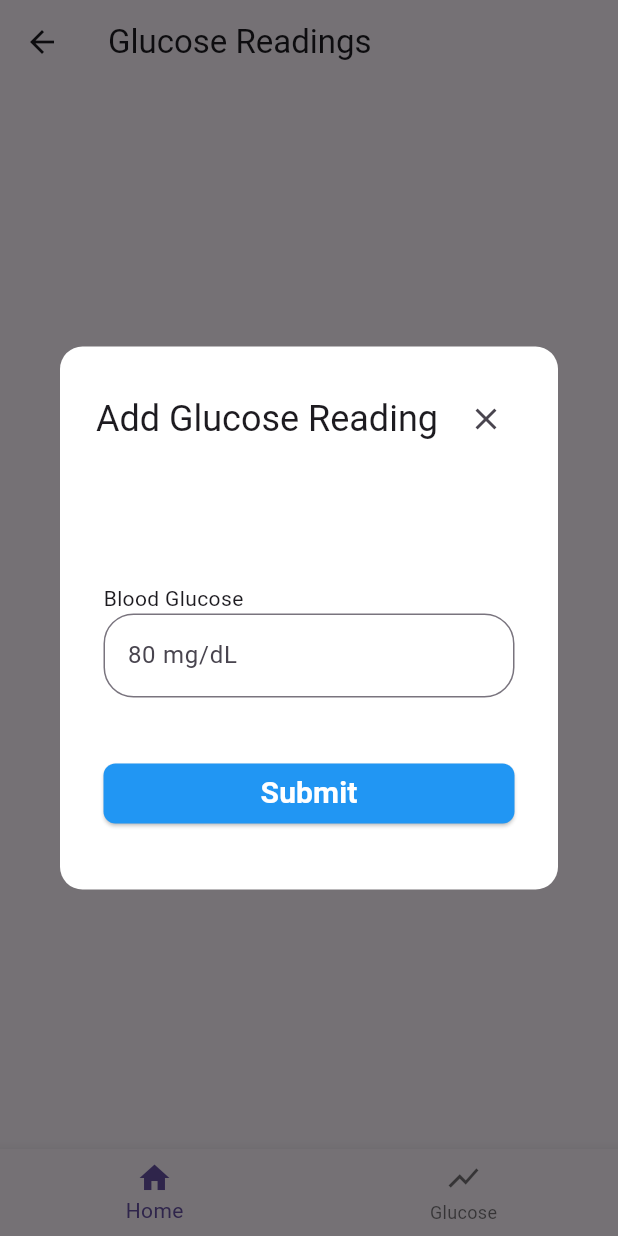
After one commit to alexaalvaran/glucose_app, a Flutter app: the Home screen opened directly, item 2 of the bottom bar chosen, after a tap on "+ Add Glucose Reading", on a phone screen of 412 x 824 dp. The commit adds this screen. Run offline on Flutter 3.47's test engine with Material 3 defaults, Android fonts, the phone set to English and light mode, and no system bars; our stand-ins replace cloud_firestore, firebase_auth, firebase_core, fluttertoast; accounts and stored records are empty.

Commit message:
Glucose page and glucose form

```diff
--- a/lib/main.dart
+++ b/lib/main.dart
@@ -2,7 +2,6 @@ import 'package:flutter/material.dart';
 import 'package:firebase_core/firebase_core.dart';
 import 'package:glucose_app/view/login/login.dart';
 import 'firebase_options.dart';
-import '../view/signup/signup.dart';
 
 void main() async {
   WidgetsFlutterBinding.ensureInitialized();
--- /dev/null
+++ b/lib/model/glucosemodel.dart
@@ -0,0 +1,30 @@
+
+import 'package:cloud_firestore/cloud_firestore.dart';
+import 'package:firebase_core/firebase_core.dart';
+
+class GlucoseModel {
+
+  final FirebaseFirestore _glucose = FirebaseFirestore.instance;
+
+  Future<void> addGlucoseReading(double reading) async {
+    await _glucose.collection('glucose_readings').add({
+      'reading': reading,
+      'timestamp': FieldValue.serverTimestamp(),
+    });
+  }
+
+  Future<QuerySnapshot> getGlucoseReadings() async {
+    return await _glucose.collection('glucose_readings').orderBy('timestamp', descending: true).get();
+  }
+
+  Future<void> updateGlucoseReading(String id, double newReading) async {
+    await _glucose.collection('glucose_readings').doc(id).update({
+      'reading': newReading,
+      'timestamp': FieldValue.serverTimestamp(),
+    });
+  }
+
+  Future<void> deleteGlucoseReading(String id) async {
+    await _glucose.collection('glucose_readings').doc(id).delete();
+  }
+}
--- /dev/null
+++ b/lib/presenter/glucose_presenter.dart
@@ -0,0 +1,54 @@
+import 'package:firebase_auth/firebase_auth.dart';
+
+import '../model/glucosemodel.dart';
+
+abstract class GlucoseView {
+  void showGlucoseData(String data);
+  void showError(String message);
+}
+
+class GlucosePresenter {
+  final GlucoseView view;
+  final GlucoseModel model;
+
+  GlucosePresenter({required this.view, required this.model});
+
+  void addGlucoseReading(double reading){
+   try {
+      model.addGlucoseReading(reading);
+   } catch (e) {
+      view.showError('Failed to add glucose reading');
+   }
+  }
+
+  void getGlucoseReadings() {
+    try {
+      model.getGlucoseReadings().then((snapshot) {
+        String data = snapshot.docs.map((doc) => doc['reading'].toString()).join(', ');
+        view.showGlucoseData(data);
+      });
+    } on FirebaseException catch (e) {
+      if (e.code == 'not-found'){
+        view.showError('No glucose data found.');
+      } else {
+        view.showError('An error occurred while fetching glucose data.');
+      }
+    }
+  }
+
+  void updateGlucoseReading(String id, double newReading) {
+    try {
+      model.updateGlucoseReading(id, newReading);
+    } catch (e) {
+      view.showError('Failed to update glucose reading');
+    }
+  }
+
+  void deleteGlucoseReading(String id) {
+    try {
+      model.deleteGlucoseReading(id);
+    } catch (e) {
+      view.showError('Failed to delete glucose reading');
+    }
+  }
+}
--- a/lib/presenter/signup_presenter.dart
+++ b/lib/presenter/signup_presenter.dart
@@ -16,7 +16,7 @@ class SignupPresenter {
 
   SignupPresenter({required this.view, required this.model});
 
-  void signUp(String email, String password) async {
+  Future<void> signUp(String email, String password) async {
     view.showLoading();
     try {
       await model.signUp(email: email, password: password);
--- /dev/null
+++ b/lib/view/glucose/glucose.dart
@@ -0,0 +1,104 @@
+import 'package:flutter/material.dart';
+import 'package:fluttertoast/fluttertoast.dart';
+import '../../model/glucosemodel.dart';
+import '../../presenter/glucose_presenter.dart';
+import '../home/home.dart';
+import 'glucoseform.dart';
+
+class GlucosePage extends StatefulWidget {
+  GlucosePage({super.key});
+
+  @override
+  State<GlucosePage> createState() => _GlucosePageState();
+}
+
+class _GlucosePageState extends State<GlucosePage> implements GlucoseView {
+  late GlucosePresenter presenter;
+  int currentPageIndex = 0;
+  @override
+  void initState() {
+    super.initState();
+    presenter = GlucosePresenter(view: this, model: GlucoseModel());
+  }
+
+  @override
+  Widget build(BuildContext context) {
+    return Scaffold(
+      appBar: AppBar(
+        title: const Text('Glucose Readings'),
+      ),
+      body: Center(
+        child: ElevatedButton(
+          onPressed: () {
+           showDialog(
+            context: context,
+            builder: (context) {
+              return AlertDialog(
+                shape: RoundedRectangleBorder(
+                   borderRadius: BorderRadius.circular(15),
+                   ),
+                backgroundColor: Colors.white,
+        title: Row(
+          mainAxisAlignment: MainAxisAlignment.spaceBetween,
+          children: [
+            const Text("Add Glucose Reading"),
+            IconButton(
+              icon: const Icon(Icons.close),
+              onPressed: () {
+                Navigator.of(context).pop();
+              },
+            ),
+          ],
+        ),
+        content: SizedBox(
+          height: 250,
+          width: double.maxFinite,
+          child: GlucoseForm(),
+        ),
+      );
+    },
+  );
+          },
+          child: const Text('+ Add Glucose Reading'),
+          ),
+      ),
+
+      bottomNavigationBar: BottomNavigationBar(
+        onTap: (index) {
+          setState(() {
+            currentPageIndex = index;
+            if (index == 0)
+            {
+              Navigator.push(context, MaterialPageRoute(builder: (context) => Home()));
+            } else if (index == 1) {
+              Navigator.push(context, MaterialPageRoute(builder: (context) => GlucosePage()));
+            }
+          });
+        },
+        items: [
+          BottomNavigationBarItem(
+            icon: Icon(Icons.home),
+            label: 'Home',
+          ),
+          BottomNavigationBarItem(
+            icon: Icon(Icons.show_chart),
+            label: 'Glucose',
+          ),
+        ],
+      ),
+
+
+
+    );
+  }
+
+  @override
+  void showGlucoseData(String data) {
+    Fluttertoast.showToast(msg: "Glucose Readings: $data");
+  }
+
+  @override
+  void showError(String message) {
+    Fluttertoast.showToast(msg: message, backgroundColor: Colors.red);
+  }
+}
--- /dev/null
+++ b/lib/view/glucose/glucoseform.dart
@@ -0,0 +1,100 @@
+import 'package:flutter/material.dart';
+import 'package:fluttertoast/fluttertoast.dart';
+import '../../model/glucosemodel.dart';
+import '../../presenter/glucose_presenter.dart';
+
+class GlucoseForm extends StatefulWidget {
+  const GlucoseForm({super.key});
+
+  @override
+  State<GlucoseForm> createState() => _GlucoseFormState();
+}
+
+class _GlucoseFormState extends State<GlucoseForm> implements GlucoseView {
+  late GlucosePresenter presenter;
+
+  final TextEditingController glucoseController = TextEditingController();
+
+  @override
+  void initState() {
+    super.initState();
+    presenter = GlucosePresenter(view: this, model: GlucoseModel());
+  }
+
+  @override
+  Widget build(BuildContext context) {
+    return Scaffold(
+
+      backgroundColor: Colors.white,
+
+      body: Center(
+        child: SizedBox (
+          height: double.infinity,
+          width: double.infinity,
+
+          child: SingleChildScrollView(
+          child: Padding(
+            padding: const EdgeInsets.only(left: 5, right:5),
+            child: Column(
+              crossAxisAlignment: CrossAxisAlignment.start,
+              children: [
+                const SizedBox(height: 50),
+                const SizedBox(height: 20),
+                const Text('Blood Glucose'),
+                TextField(
+                  controller: glucoseController,
+                  decoration: const InputDecoration(
+                    labelText: '80 mg/dL',
+                    border: OutlineInputBorder(
+                      borderRadius: BorderRadius.all(Radius.circular(20.0)),
+                    ),
+                  ),
+                ),
+                const Padding(padding: EdgeInsets.only(top: 40)),
+
+                SizedBox(
+                  width:  double.infinity,
+                  child: ElevatedButton(
+                    onPressed: () {
+                      String  glucose = glucoseController.text.trim();
+                      if (glucose.isNotEmpty) {
+                        presenter.addGlucoseReading(double.parse(glucose));
+                      } else {
+                        showError("Please enter a valid glucose reading.");
+                      }
+                    },
+                    style: ElevatedButton.styleFrom(
+                      backgroundColor: Colors.blue,
+                      shape: RoundedRectangleBorder(
+                        borderRadius: BorderRadius.circular(8.0),
+                      ),
+                    ),
+                    child: const Text('Submit',
+                      style: TextStyle(
+                        fontSize: 20,
+                        fontWeight: FontWeight.w600,
+                        color: Colors.white,
+                      ),
+                    ),
+                  ),
+                ),
+              ],
+            ),
+          ),
+        ),
+      ),
+    )
+    );
+  }
+
+
+@override
+void showGlucoseData(String data) {
+    Fluttertoast.showToast(msg: "Glucose Readings: $data");
+  }
+
+@override
+void showError(String message) {
+    Fluttertoast.showToast(msg: message, backgroundColor: Colors.red);
+  }
+}
--- a/lib/view/home/home.dart
+++ b/lib/view/home/home.dart
@@ -1,16 +1,54 @@
+import 'package:flutter/cupertino.dart';
 import 'package:flutter/material.dart';
+import '../glucose/glucose.dart';
 
-class Home extends StatelessWidget {
-  Home({super.key});
+class Home extends StatefulWidget {
+  const Home({super.key});
+
+  @override
+  State<Home> createState() => _HomeState();
+}
+
+class _HomeState extends State<Home> {
+
+  final List<Widget> pages = [
+    Center(child: Text('Home Page')),
+    Center(child: Text('Glucose Page')),
+  ];
+
+  void onItemTapped(int index) {
+    setState(() {
+      currentPageIndex = index;
+    });
+  }
+
+  int currentPageIndex = 0;
 
   @override
   Widget build(BuildContext context) {
     return Scaffold(
-      appBar: AppBar(
-        title: const Text('Home Page'),
-      ),
-      body: const Center(
-        child: Text('Welcome to the Home Page!'),
+      bottomNavigationBar: BottomNavigationBar(
+        onTap: (index) {
+          setState(() {
+            currentPageIndex = index;
+            if (index == 0)
+            {
+              Navigator.push(context, MaterialPageRoute(builder: (context) => Home()));
+            } else if (index == 1) {
+              Navigator.push(context, MaterialPageRoute(builder: (context) => GlucosePage()));
+            }
+          });
+        },
+        items: [
+          BottomNavigationBarItem(
+            icon: Icon(Icons.home),
+            label: 'Home',
+          ),
+          BottomNavigationBarItem(
+            icon: Icon(Icons.show_chart),
+            label: 'Glucose',
+          ),
+        ],
       ),
     );
   }
```
Also changed, not shown: lib/view/login/login.dart (+16 -10 lines), lib/view/register/signup.dart (renamed from lib/view/signup/signup.dart), 1 other file.
